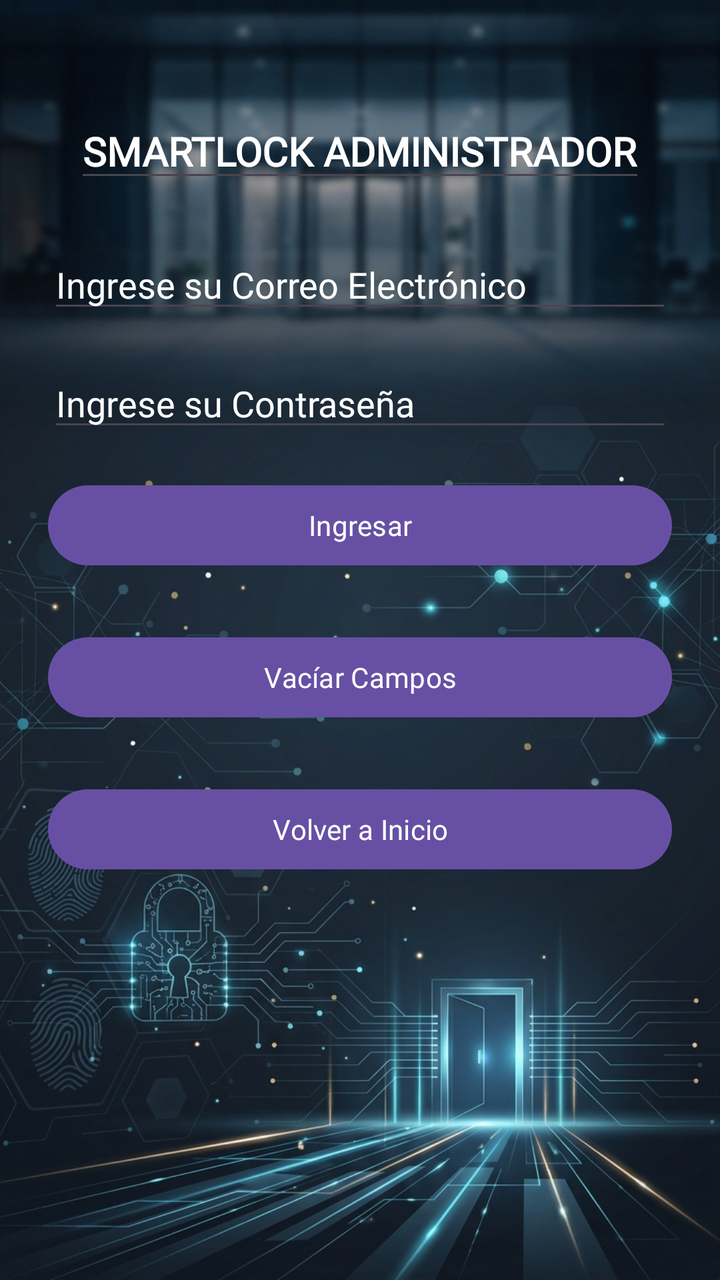
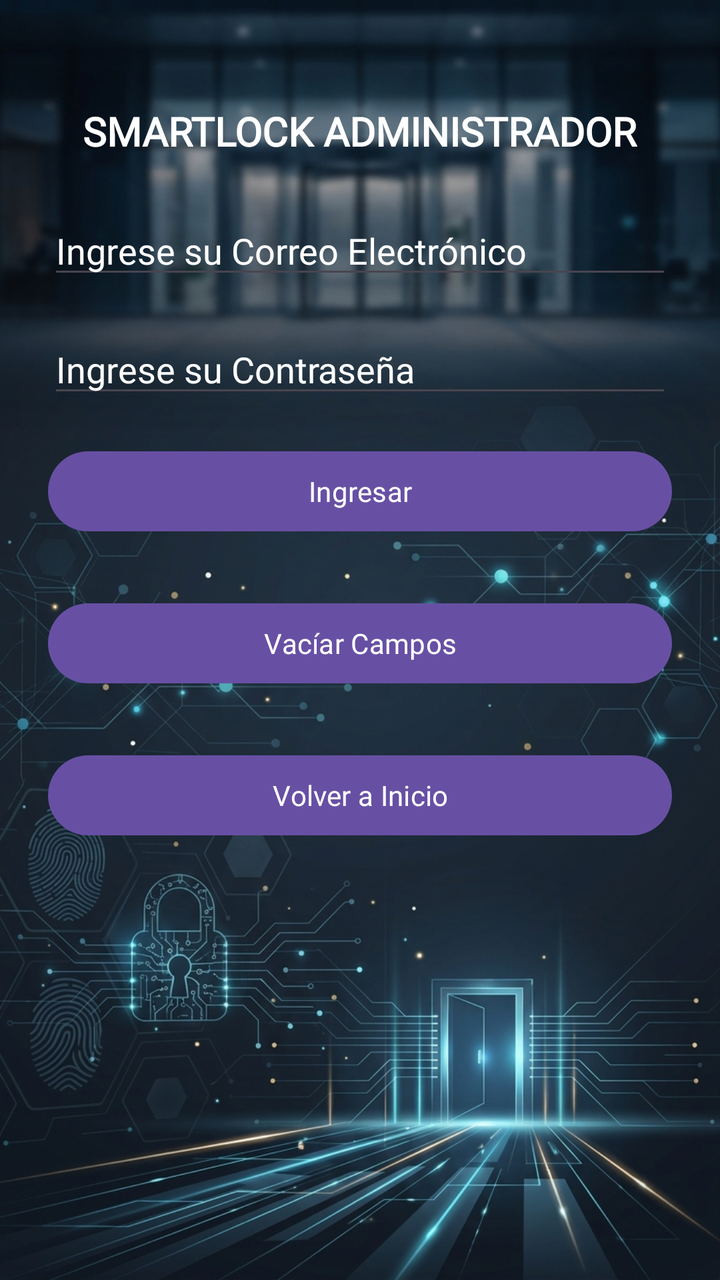

The first picture is an Android layout as it rendered before a commit; the second is the same layout after the commit. The layout source and the unified diff follow.
<!-- AndroidManifest.xml: application theme Theme.SistemaDeControl -->
<!-- res/layout/activity_login.xml -->
<?xml version="1.0" encoding="utf-8"?>
<LinearLayout xmlns:android="http://schemas.android.com/apk/res/android"
    android:layout_width="match_parent"
    android:layout_height="match_parent"
    android:orientation="vertical"
    android:padding="24dp"
    android:background="@drawable/fondo_sistema_control">

    <EditText
        android:id="@+id/etsmartlock"
        android:layout_width="wrap_content"
        android:layout_height="wrap_content"
        android:text="SMARTLOCK ADMINISTRADOR"
        android:textColor="@color/white"
        android:fontFamily="@font/orbitron_black"
        android:textSize="20dp"
        android:textStyle="bold"
        android:layout_gravity="center_horizontal"
        android:layout_marginTop="28dp"
        android:layout_marginBottom="24dp"/>

    <EditText
        android:id="@+id/etcorreo"
        android:layout_width="match_parent"
        android:layout_height="wrap_content"
        android:hint="Ingrese su Correo Electrónico"
        android:textColor="@color/white"
        android:textColorHint="@color/white"
        android:fontFamily="@font/orbitron_black"
        android:inputType="textEmailAddress"
        android:layout_marginBottom="18dp"/>

    <EditText
        android:id="@+id/etcontrasenna"
        android:layout_width="match_parent"
        android:layout_height="wrap_content"
        android:layout_marginBottom="18dp"
        android:hint="Ingrese su Contraseña"
        android:textColor="@color/white"
        android:textColorHint="@color/white"
        android:fontFamily="@font/orbitron_black"
        android:inputType="textPassword"/>

    <Button
        android:id="@+id/etbutton"
        android:layout_width="match_parent"
        android:layout_height="wrap_content"
        android:fontFamily="@font/orbitron_black"
        android:text="Ingresar"
        android:layout_marginBottom="28dp"/>

    <Button
        android:id="@+id/etborrador"
        android:layout_width="match_parent"
        android:layout_height="wrap_content"
        android:fontFamily="@font/orbitron_black"
        android:text="Vacíar Campos"
        android:layout_marginBottom="28dp"/>

    <Button
        android:id="@+id/etinicio"
        android:layout_width="match_parent"
        android:layout_height="wrap_content"
        android:fontFamily="@font/orbitron_black"
        android:text="Volver a Inicio"/>
</LinearLayout>
<!-- resources referenced by this layout -->
<resources>
  <color name="white">#FFFFFFFF</color>
  <!-- drawable fondo_sistema_control: jpg bitmap (drawable, 585586 bytes) -->
  <style name="Theme.SistemaDeControl" parent="Base.Theme.SistemaDeControl" />
  <style name="Base.Theme.SistemaDeControl" parent="Theme.Material3.DayNight.NoActionBar">
          
          
      </style>
</resources>

<!-- the commit's change to res/layout/activity_login.xml (unified diff, before → after) -->
@@ -6,7 +6,7 @@
     android:padding="24dp"
     android:background="@drawable/fondo_sistema_control">
 
-    <EditText
+    <TextView
         android:id="@+id/etsmartlock"
         android:layout_width="wrap_content"
         android:layout_height="wrap_content"
